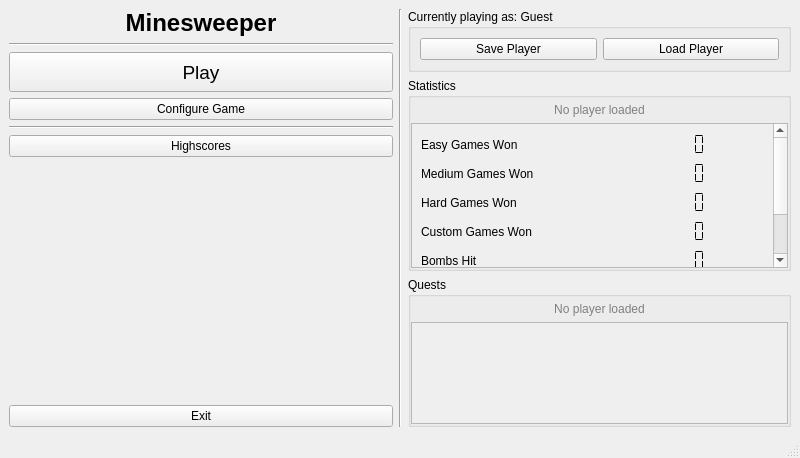
This is src/ui/menuwindow.ui in anton-fischer/cpp-minesweeper as Qt 5 draws it before an edit. The edited form follows.
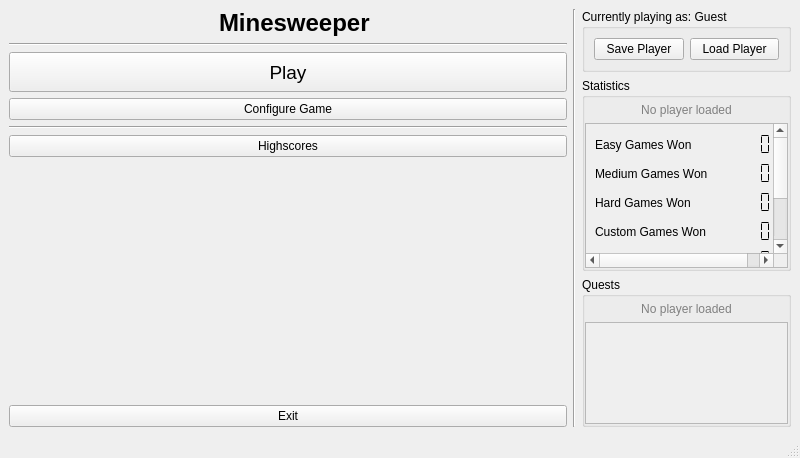
This is the edited form. Icons and pictures are not drawn.

Patch:
```diff
--- a/src/ui/menuwindow.ui
+++ b/src/ui/menuwindow.ui
@@ -20,6 +20,49 @@
       <item>
        <layout class="QVBoxLayout" name="vbx_left">
         <item>
+         <layout class="QHBoxLayout" name="hbx_title">
+          <property name="topMargin">
+           <number>0</number>
+          </property>
+          <item>
+           <spacer name="horizontalSpacer">
+            <property name="orientation">
+             <enum>Qt::Orientation::Horizontal</enum>
+            </property>
+            <property name="sizeHint" stdset="0">
+             <size>
+              <width>40</width>
+              <height>20</height>
+             </size>
+            </property>
+           </spacer>
+          </item>
+          <item>
+           <widget class="QLabel" name="lbl_icon">
+            <property name="maximumSize">
+             <size>
+              <width>40</width>
+              <height>40</height>
+             </size>
+            </property>
+            <property name="layoutDirection">
+             <enum>Qt::LayoutDirection::LeftToRight</enum>
+            </property>
+            <property name="text">
+             <string/>
+            </property>
+            <property name="pixmap">
+             <pixmap resource="../../resources.qrc">:/images/resources/icons8-minesweeper-96.png</pixmap>
+            </property>
+            <property name="scaledContents">
+             <bool>true</bool>
+            </property>
+            <property name="alignment">
+             <set>Qt::AlignmentFlag::AlignRight|Qt::AlignmentFlag::AlignTrailing|Qt::AlignmentFlag::AlignVCenter</set>
+            </property>
+           </widget>
+          </item>
+          <item>
          <widget class="QLabel" name="lbl_title">
           <property name="font">
            <font>
@@ -31,9 +74,24 @@
            <string>Minesweeper</string>
           </property>
           <property name="alignment">
-           <set>Qt::AlignmentFlag::AlignCenter</set>
-          </property>
-         </widget>
+             <set>Qt::AlignmentFlag::AlignLeading|Qt::AlignmentFlag::AlignLeft|Qt::AlignmentFlag::AlignVCenter</set>
+            </property>
+           </widget>
+          </item>
+          <item>
+           <spacer name="horizontalSpacer_2">
+            <property name="orientation">
+             <enum>Qt::Orientation::Horizontal</enum>
+            </property>
+            <property name="sizeHint" stdset="0">
+             <size>
+              <width>40</width>
+              <height>20</height>
+             </size>
+            </property>
+           </spacer>
+          </item>
+         </layout>
         </item>
         <item>
          <widget class="Line" name="line_2">
@@ -218,7 +276,7 @@
                <rect>
                 <x>0</x>
                 <y>0</y>
-                <width>358</width>
+                <width>200</width>
                 <height>215</height>
                </rect>
               </property>
@@ -429,7 +487,7 @@
                <rect>
                 <x>0</x>
                 <y>0</y>
-                <width>372</width>
+                <width>200</width>
                 <height>98</height>
                </rect>
               </property>
```
Left out of the diff: 4 changed lines with no effect on the pictures. Lines whose indentation alone changed are shown as unchanged.
